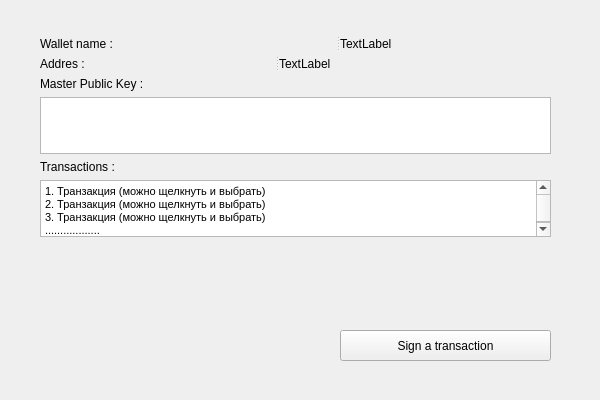
The window that offline_wallet/informationwindow.ui (bmstu-iu8-2018-project/wallet) describes before a commit, drawn with Qt 5.
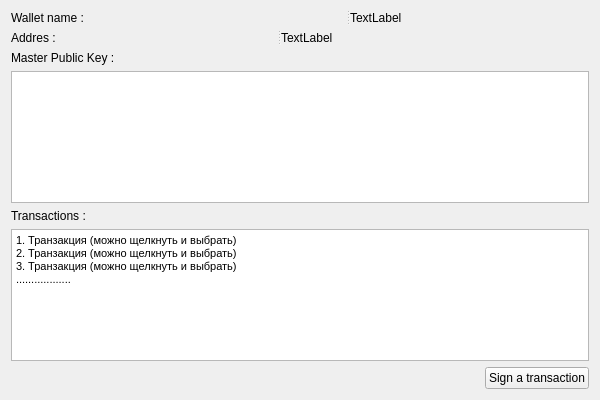
The same window after the commit.

Patch:
```diff
--- a/offline_wallet/informationwindow.ui
+++ b/offline_wallet/informationwindow.ui
@@ -13,15 +13,8 @@
   <property name="windowTitle">
    <string>Form</string>
   </property>
-  <widget class="QWidget" name="layoutWidget">
-   <property name="geometry">
-    <rect>
-     <x>40</x>
-     <y>37</y>
-     <width>511</width>
-     <height>201</height>
-    </rect>
-   </property>
+  <layout class="QVBoxLayout" name="verticalLayout_4">
+   <item>
    <layout class="QVBoxLayout" name="verticalLayout_2">
     <item>
      <widget class="QSplitter" name="splitter">
@@ -96,20 +89,15 @@
      </layout>
     </item>
    </layout>
-  </widget>
+   </item>
+   <item alignment="Qt::AlignRight">
   <widget class="QPushButton" name="sing_transaction">
-   <property name="geometry">
-    <rect>
-     <x>340</x>
-     <y>330</y>
-     <width>211</width>
-     <height>31</height>
-    </rect>
-   </property>
    <property name="text">
     <string>Sign a transaction</string>
    </property>
   </widget>
+   </item>
+  </layout>
  </widget>
  <resources/>
  <connections/>
```
Lines whose indentation alone changed are shown as unchanged.
